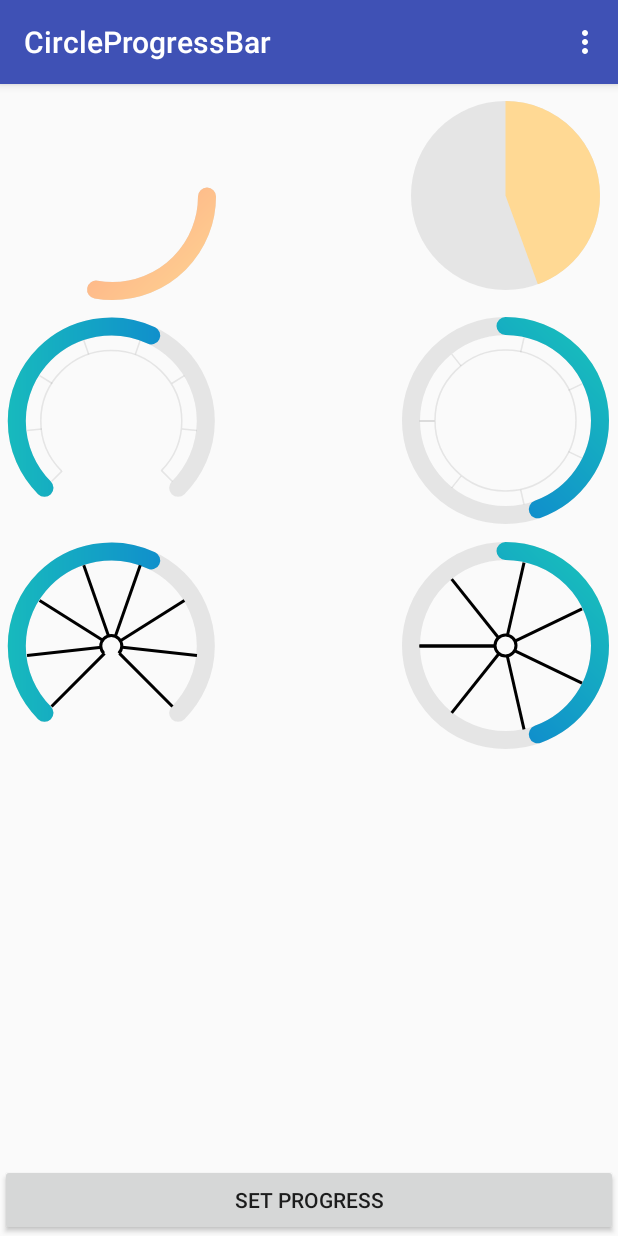
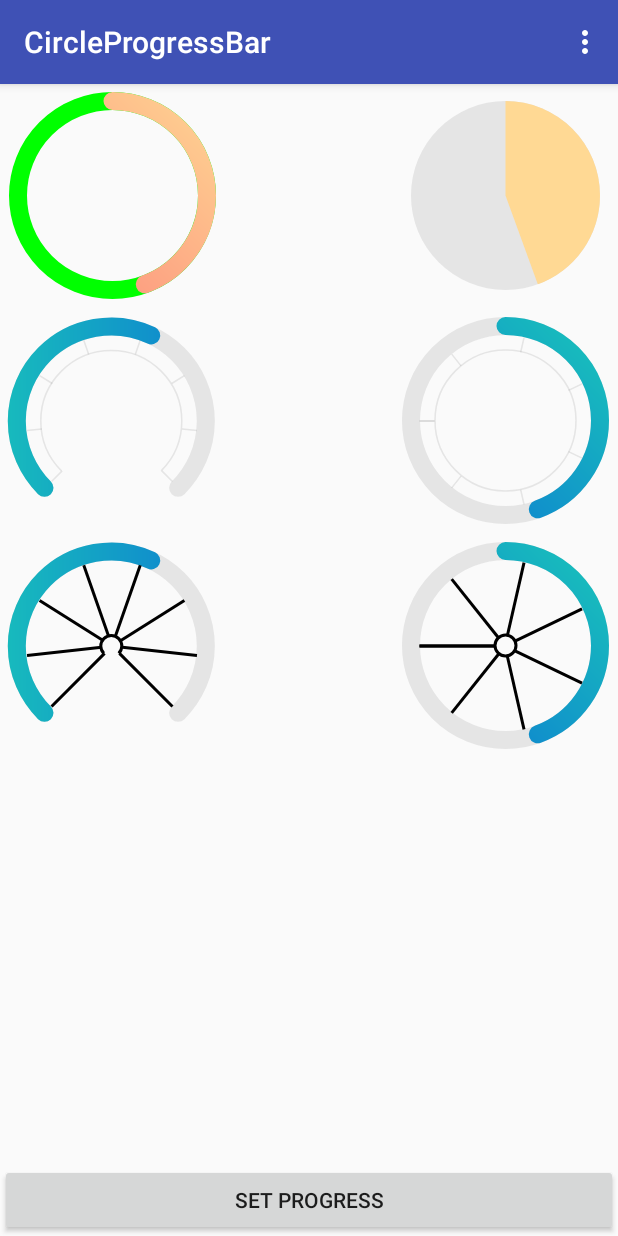
Before and after one commit to blueflybee/circle-progress-android, an Android app: the screen it shows after launch (MainActivity), on a phone screen of 412 x 824 dp. Run offline under Robolectric (Android 15) with nearby library versions, the phone set to English and light mode, and no system bars.

Commit message:
+为圆形进度条设置背景色

```diff
--- a/app/src/main/java/com/flybluebee/circleprogressbar/MainActivity.java
+++ b/app/src/main/java/com/flybluebee/circleprogressbar/MainActivity.java
@@ -1,6 +1,7 @@
 package com.flybluebee.circleprogressbar;
 
 import android.content.Intent;
+import android.graphics.Color;
 import android.os.Bundle;
 import android.support.v7.app.AppCompatActivity;
 import android.view.Menu;
@@ -30,6 +31,7 @@ public class MainActivity extends AppCompatActivity {
     setContentView(R.layout.activity_main);
 
     mCircleProgress = (CircleProgress) findViewById(R.id.myCircleProgress);
+    mCircleProgress.setBackgroundColor(Color.GREEN);
     mCircleProgress2 = (CircleProgress) findViewById(R.id.myCircleProgress2);
     mTickCircleProgress = (TickCircleProgress) findViewById(R.id.myTickCircleProgress);
     mTickCircleProgress2 = (TickCircleProgress) findViewById(R.id.myTickCircleProgress2);
--- a/app/src/main/res/layout/activity_main.xml
+++ b/app/src/main/res/layout/activity_main.xml
@@ -14,8 +14,8 @@
         custom:currProgress="160"
         custom:foreEndColor="@color/color2"
         custom:foreStartColor="@color/color1"
-        custom:maxProgress="100"
-        custom:progressInitialPosition="0"
+        custom:maxProgress="360"
+        custom:progressInitialPosition="-90"
         custom:progressWidth="12dp"
         custom:useAnimation="true" />
 
--- a/library/src/main/java/com/flybluebee/circleprogress/CircleProgress.java
+++ b/library/src/main/java/com/flybluebee/circleprogress/CircleProgress.java
@@ -200,4 +200,8 @@ public class CircleProgress extends View {
       invalidate();
     }
   }
+
+  public void setBackgroundColor(int color) {
+    bgPaint.setColor(color);
+  }
 }
```
